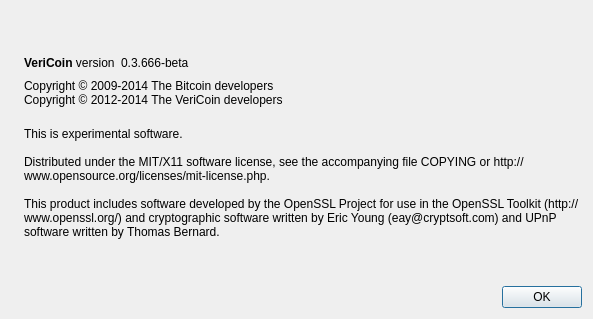
pnosker/master, file src/qt/forms/aboutdialog.ui: the form before one commit.
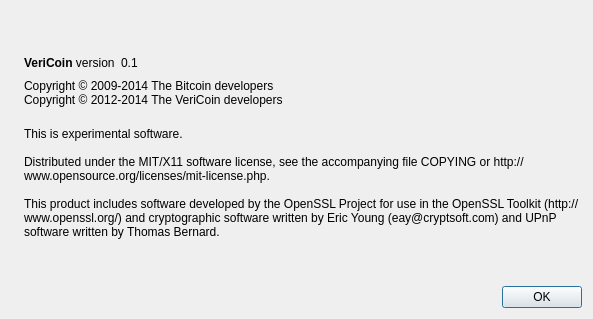
The form after the commit. Icons and pictures are not drawn.

```diff
--- a/src/qt/forms/aboutdialog.ui
+++ b/src/qt/forms/aboutdialog.ui
@@ -63,7 +63,7 @@
           <cursorShape>IBeamCursor</cursorShape>
          </property>
          <property name="text">
-          <string notr="true">0.3.666-beta</string>
+          <string notr="true">0.1</string>
          </property>
          <property name="textInteractionFlags">
           <set>Qt::LinksAccessibleByMouse|Qt::TextSelectableByKeyboard|Qt::TextSelectableByMouse</set>
```
